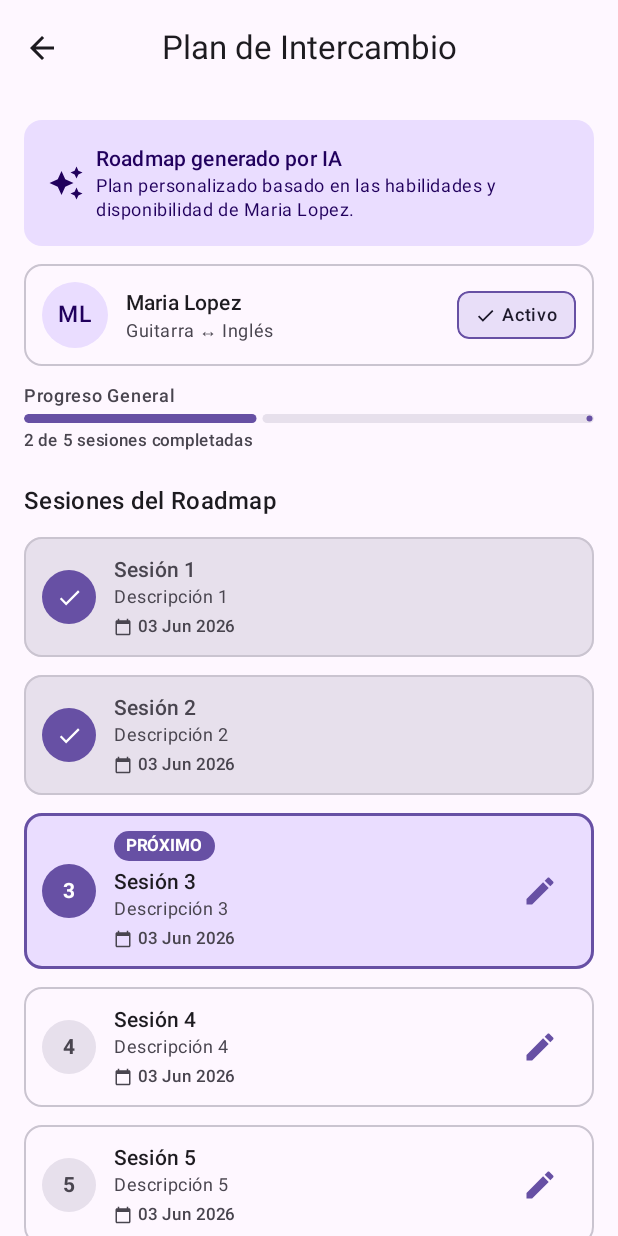
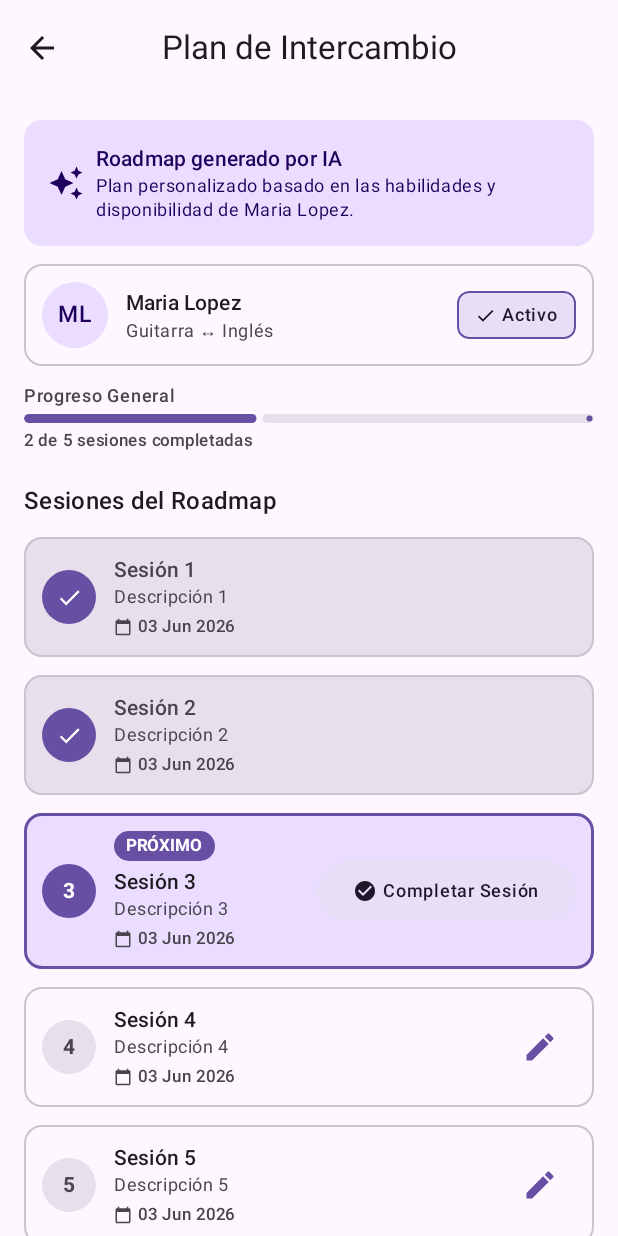
Before and after one commit to yassir2804/dexter, an Android app built with Jetpack Compose: the @Preview function PlanSuccessPreview, on a phone screen of 412 x 824 dp. Run offline under Robolectric (Android 15) with nearby library versions, the phone set to English and light mode, and no system bars; our stand-ins replace Dagger/Hilt's generated code; network calls fail; pictures from the network do not load.

Commit message:
Completar sesion

```diff
--- a/android/app/src/main/java/com/dexter/app/presentation/ui/components/PlanSessionItem.kt
+++ b/android/app/src/main/java/com/dexter/app/presentation/ui/components/PlanSessionItem.kt
@@ -17,7 +17,9 @@ import androidx.compose.foundation.shape.RoundedCornerShape
 import androidx.compose.material.icons.Icons
 import androidx.compose.material.icons.filled.CalendarToday
 import androidx.compose.material.icons.filled.Check
+import androidx.compose.material.icons.filled.CheckCircle
 import androidx.compose.material.icons.filled.Edit
+import androidx.compose.material3.FilledTonalButton
 import androidx.compose.material3.Icon
 import androidx.compose.material3.IconButton
 import androidx.compose.material3.MaterialTheme
@@ -52,6 +54,7 @@ fun PlanSessionItem(
     session: Session,
     isNext: Boolean,
     onEdit: () -> Unit,
+    onComplete: () -> Unit = {},
     modifier: Modifier = Modifier
 ) {
     val completed = session.status == SessionStatus.COMPLETED
@@ -120,12 +123,30 @@ fun PlanSessionItem(
                 }
             }
             if (!completed) {
+                if (isNext) {
+                    FilledTonalButton(
+                        onClick = onComplete,
+                        shape = RoundedCornerShape(50)
+                    ) {
+                        Icon(
+                            imageVector = Icons.Default.CheckCircle,
+                            contentDescription = null,
+                            modifier = Modifier.size(16.dp)
+                        )
+                        Spacer(Modifier.width(4.dp))
+                        Text(
+                            text = stringResource(R.string.plan_complete_session),
+                            style = MaterialTheme.typography.labelMedium
+                        )
+                    }
+                } else {
                     IconButton(onClick = onEdit) {
                         Icon(
                             imageVector = Icons.Default.Edit,
                             contentDescription = null,
                             tint = MaterialTheme.colorScheme.primary
                         )
+                    }
                 }
             }
         }
--- a/android/app/src/main/java/com/dexter/app/presentation/ui/screens/PlanScreen.kt
+++ b/android/app/src/main/java/com/dexter/app/presentation/ui/screens/PlanScreen.kt
@@ -72,6 +72,7 @@ fun PlanScreen(
         onBackClick = onBackClick,
         onEditSession = onEditSession,
         onRateSession = onRateSession,
+        onCompleteSession = { sessionId -> viewModel.completeSession(sessionId) },
         modifier = modifier
     )
 }
@@ -83,6 +84,7 @@ private fun PlanContent(
     onBackClick: () -> Unit,
     onEditSession: (Long) -> Unit,
     onRateSession: (Long) -> Unit,
+    onCompleteSession: (Long) -> Unit = {},
     modifier: Modifier = Modifier
 ) {
     Scaffold(
@@ -124,6 +126,7 @@ private fun PlanContent(
                     nextSessionId = state.nextSessionId,
                     onEditSession = onEditSession,
                     onRateSession = onRateSession,
+                    onCompleteSession = onCompleteSession,
                     modifier = Modifier
                         .fillMaxSize()
                         .padding(padding)
@@ -141,6 +144,7 @@ private fun PlanBody(
     nextSessionId: Long?,
     onEditSession: (Long) -> Unit,
     onRateSession: (Long) -> Unit,
+    onCompleteSession: (Long) -> Unit = {},
     modifier: Modifier = Modifier
 ) {
     val completedCount = sessions.count { it.status == SessionStatus.COMPLETED }
@@ -198,7 +202,8 @@ private fun PlanBody(
             PlanSessionItem(
                 session = session,
                 isNext = session.id == nextSessionId,
-                onEdit = { onEditSession(session.id) }
+                onEdit = { onEditSession(session.id) },
+                onComplete = { onCompleteSession(session.id) }
             )
         }
 
--- a/android/app/src/main/res/values/strings.xml
+++ b/android/app/src/main/res/values/strings.xml
@@ -190,6 +190,7 @@
     <string name="plan_next_badge">PRÓXIMO</string>
     <string name="plan_status_completed">Completado</string>
     <string name="plan_rate_session">Calificar Sesión %1$d</string>
+    <string name="plan_complete_session">Completar Sesión</string>
 
     <!-- Session titles (mock data) -->
     <string name="session_1_title">Acordes básicos</string>
```
Also changed, not shown: android/app/src/main/java/com/dexter/app/presentation/viewmodel/PlanViewModel.kt (+13 -0 lines). Lines whose indentation alone changed are shown as unchanged.
